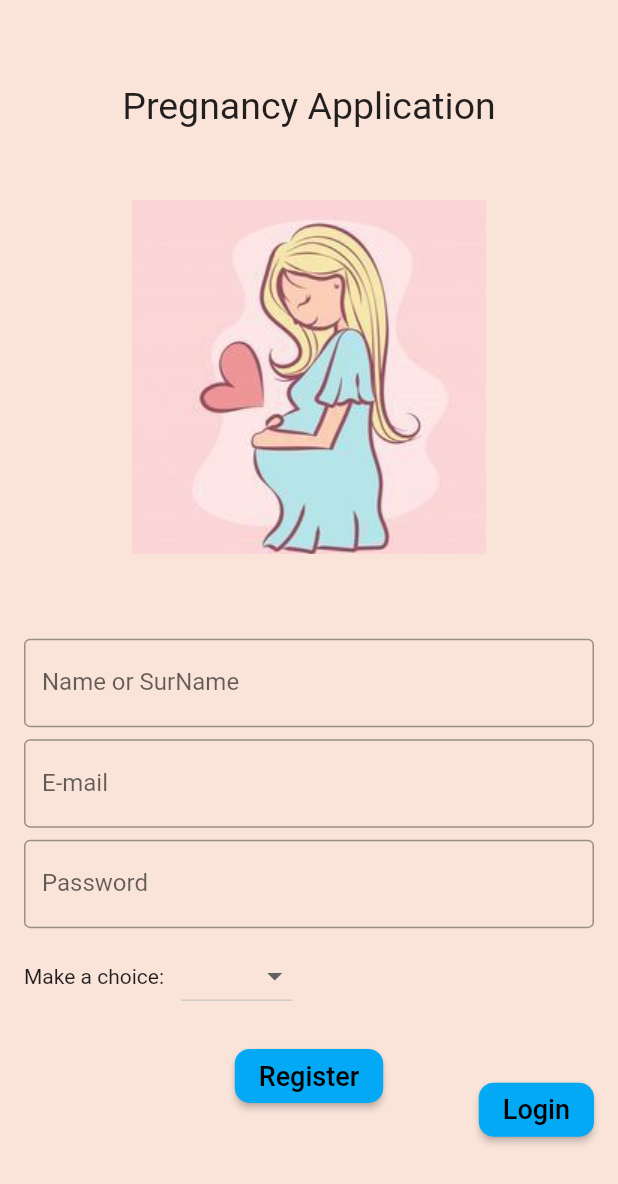
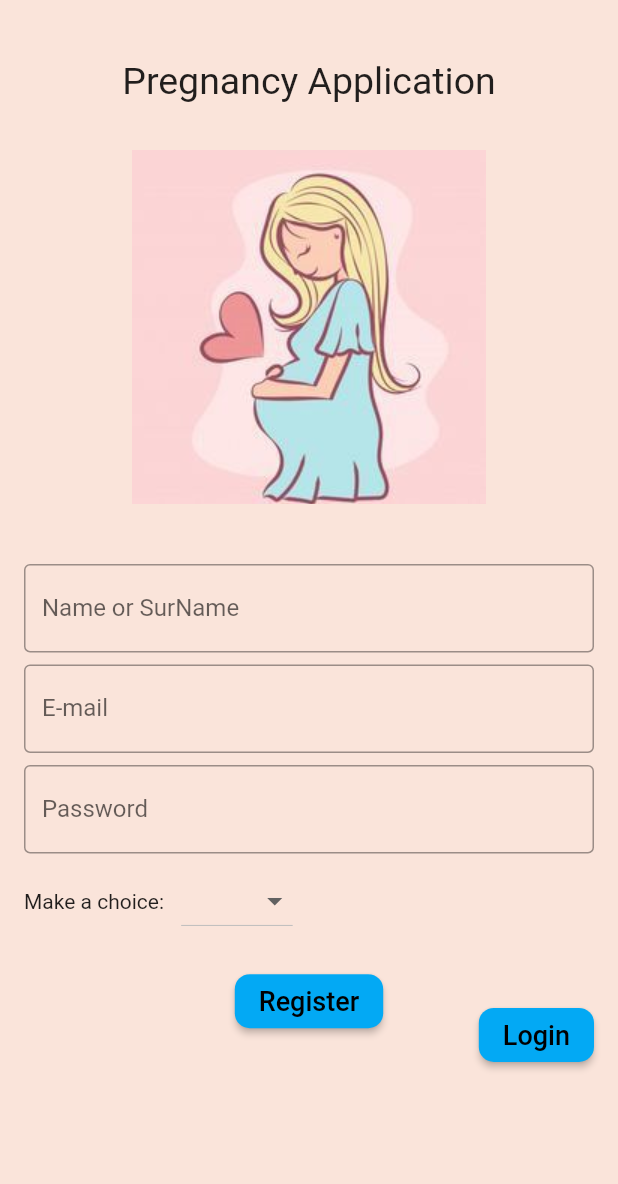
Before and after one commit to sametates4/pregnancy_application, a Flutter app: the screen it shows after launch, on a phone screen of 412 x 824 dp. Shown: the top 1184 px of the screen. Run offline on Flutter 3.47's test engine with Material 2 defaults, Android fonts, the phone set to English and light mode, and no system bars; our stand-ins replace chat_bubbles, cloud_firestore, firebase_auth, firebase_core, shared_preferences; missing offline and left inert: flutter_charts, num_remap; accounts and stored records are empty.

Commit message:
required changes

```diff
--- a/lib/service/strings.dart
+++ b/lib/service/strings.dart
@@ -19,6 +19,7 @@ const String ok = "Ok";
 const String daily = "Daily";
 const String weekly = "Weekly";
 const String questions = "How do you feel today?";
+const String pregnantDate = "Tarih Seçiniz";
 const List<String> buttons = ['Bad', 'Middling', 'Good deal!', 'Good'];
           // Message //
 const String verifyEmail = "Please verify your e-mail address";
--- a/lib/views/auth_view/auth_view.dart
+++ b/lib/views/auth_view/auth_view.dart
@@ -41,17 +41,19 @@ class _AuthViewState extends State<AuthView> {
 
   @override
   Widget build(BuildContext context) {
+    Size size = MediaQuery.of(context).size;
     return Scaffold(
       body: Padding(
         padding: const EdgeInsets.all(8.0),
         child: SafeArea(
+          child: SingleChildScrollView(
+            child: SizedBox(
+              width: size.width,
+              height: size.height * 0.9,
               child: Column(
                 mainAxisAlignment: MainAxisAlignment.spaceEvenly,
-            crossAxisAlignment: CrossAxisAlignment.center,
                 children: [
-              const Text(appTitle,style: TextStyle(
-                  fontSize: 25
-              ),),
+                  const Text(appTitle,style: TextStyle(fontSize: 25),),
                   Image.asset('assets/images/im4.jpeg'),
                   Center(
                     child: Stack(
@@ -93,6 +95,8 @@ class _AuthViewState extends State<AuthView> {
                     ),
                   ),
                 ],
+              ),
+            )
           ),
         ),
       ),
--- a/lib/views/home_view/home_view.dart
+++ b/lib/views/home_view/home_view.dart
@@ -61,7 +61,7 @@ class _HomeViewState extends State<HomeView> {
           showDialog(
               context: context,
               builder: (_) => AlertDialog(
-                title: const Text('Tarih Seçiniz'),
+                title: const Text(pregnantDate),
                 content: TextField(
                   controller: _date,
                   decoration: InputDecoration(
```
Also changed, not shown: 1 other file. Lines whose indentation alone changed are shown as unchanged.
